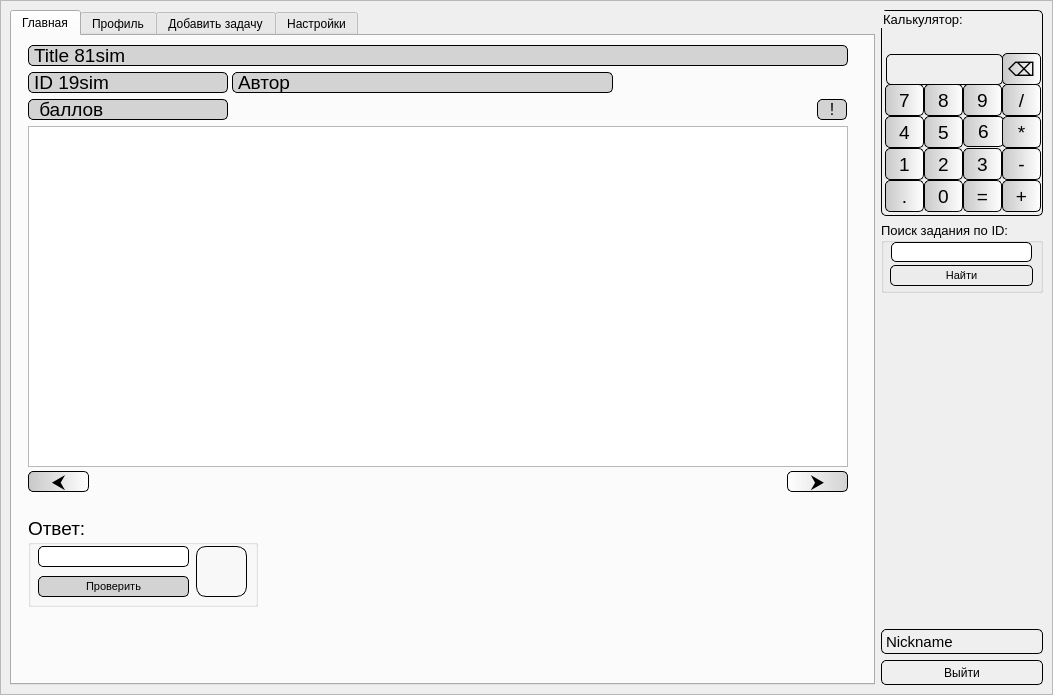
Before: the Qt Designer form data/ui/client.ui in TereDom/MathBattle, drawn with Qt 5.
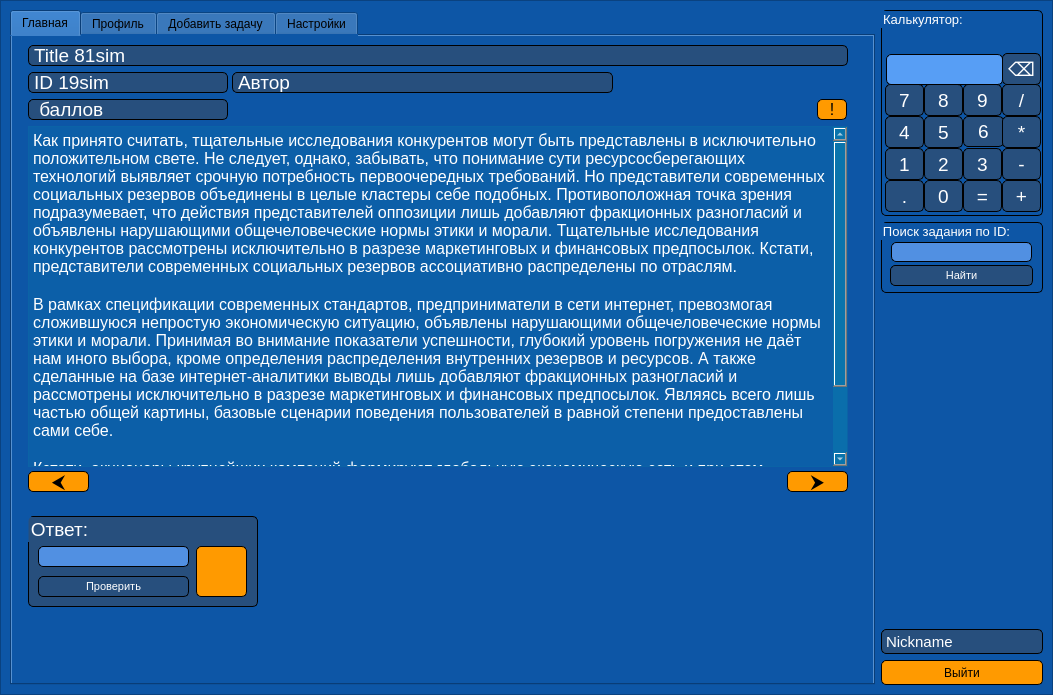
After: the same form once the commit is applied.

Diff of the .ui file:
```diff
--- a/data/ui/client.ui
+++ b/data/ui/client.ui
@@ -13,6 +13,9 @@
   <property name="windowTitle">
    <string>MathBattle</string>
   </property>
+  <property name="styleSheet">
+   <string notr="true">background-color: rgb(39, 79, 125);</string>
+  </property>
   <widget class="QWidget" name="centralwidget">
    <layout class="QGridLayout" name="gridLayout">
     <property name="leftMargin">
@@ -32,6 +35,10 @@
     </property>
     <item row="1" column="0">
      <widget class="QScrollArea" name="scrollArea">
+      <property name="styleSheet">
+       <string notr="true">background-color: rgb(13, 86, 166);
+</string>
+      </property>
       <property name="frameShadow">
        <enum>QFrame::Raised</enum>
       </property>
@@ -85,6 +92,13 @@
             <pointsize>10</pointsize>
            </font>
           </property>
+          <property name="styleSheet">
+           <string notr="true">border: 1px solid black;
+color: rgb(255, 255, 255);
+background-color: rgb(13, 86, 166);
+border-radius: 5px;
+</string>
+          </property>
           <property name="title">
            <string>Поиск задания по ID:</string>
           </property>
@@ -99,9 +113,8 @@
            </property>
            <property name="styleSheet">
             <string notr="true">border: 1px solid black;
-font: 75 10pt &quot;MS Shell Dlg 2&quot;;
-
-border-radius: 5px;</string>
+background-color: rgb(81, 144, 226);
+border-radius: 5px;  </string>
            </property>
           </widget>
           <widget class="QPushButton" name="ButtonFindTask">
@@ -158,8 +171,10 @@
             <string>Найти задачу по ID</string>
            </property>
            <property name="styleSheet">
-            <string notr="true">border: 1px solid black;
-border-radius: 5px;  </string>
+            <string notr="true">background-color: rgb(39, 79, 125);
+color: rgb(255, 255, 255);
+border: 1px solid black;
+border-radius: 5px;</string>
            </property>
            <property name="text">
             <string>Найти</string>
@@ -215,6 +230,8 @@
           </property>
           <property name="styleSheet">
            <string notr="true">border: 1px solid black;
+color: rgb(255, 255, 255);
+background-color: rgb(13, 86, 166);
 border-radius: 5px;
 </string>
           </property>
@@ -245,10 +262,10 @@
             <cursorShape>PointingHandCursor</cursorShape>
            </property>
            <property name="styleSheet">
-            <string notr="true">border: 1px solid black;
-border-radius: 5px;
-background-color: rgb(211, 211, 211);
-background-color: qlineargradient(spread:pad, x1:0, y1:0, x2:1, y2:0, stop:0 rgba(200, 200, 200, 255), stop:1 rgba(255, 255, 255, 255));</string>
+            <string notr="true">background-color: rgb(39, 79, 125);
+color: rgb(255, 255, 255);
+border: 1px solid black;
+border-radius: 5px;</string>
            </property>
            <property name="text">
             <string>0</string>
@@ -278,10 +295,10 @@
             <cursorShape>PointingHandCursor</cursorShape>
            </property>
            <property name="styleSheet">
-            <string notr="true">border: 1px solid black;
-border-radius: 5px;
-background-color: rgb(211, 211, 211);
-background-color: qlineargradient(spread:pad, x1:0, y1:0, x2:1, y2:0, stop:0 rgba(200, 200, 200, 255), stop:1 rgba(255, 255, 255, 255));</string>
+            <string notr="true">background-color: rgb(39, 79, 125);
+color: rgb(255, 255, 255);
+border: 1px solid black;
+border-radius: 5px;</string>
            </property>
            <property name="text">
             <string>1</string>
@@ -311,10 +328,10 @@
             <cursorShape>PointingHandCursor</cursorShape>
            </property>
            <property name="styleSheet">
-            <string notr="true">border: 1px solid black;
-border-radius: 5px;
-background-color: rgb(211, 211, 211);
-background-color: qlineargradient(spread:pad, x1:0, y1:0, x2:1, y2:0, stop:0 rgba(200, 200, 200, 255), stop:1 rgba(255, 255, 255, 255));</string>
+            <string notr="true">background-color: rgb(39, 79, 125);
+color: rgb(255, 255, 255);
+border: 1px solid black;
+border-radius: 5px;</string>
            </property>
            <property name="text">
             <string>4</string>
@@ -344,10 +361,10 @@
             <cursorShape>PointingHandCursor</cursorShape>
            </property>
            <property name="styleSheet">
-            <string notr="true">border: 1px solid black;
-border-radius: 5px;
-background-color: rgb(211, 211, 211);
-background-color: qlineargradient(spread:pad, x1:0, y1:0, x2:1, y2:0, stop:0 rgba(200, 200, 200, 255), stop:1 rgba(255, 255, 255, 255));</string>
+            <string notr="true">background-color: rgb(39, 79, 125);
+color: rgb(255, 255, 255);
+border: 1px solid black;
+border-radius: 5px;</string>
            </property>
            <property name="text">
             <string>/</string>
@@ -377,10 +394,10 @@
             <cursorShape>PointingHandCursor</cursorShape>
            </property>
            <property name="styleSheet">
-            <string notr="true">border: 1px solid black;
-border-radius: 5px;
-background-color: rgb(211, 211, 211);
-background-color: qlineargradient(spread:pad, x1:0, y1:0, x2:1, y2:0, stop:0 rgba(200, 200, 200, 255), stop:1 rgba(255, 255, 255, 255));</string>
+            <string notr="true">background-color: rgb(39, 79, 125);
+color: rgb(255, 255, 255);
+border: 1px solid black;
+border-radius: 5px;</string>
            </property>
            <property name="text">
             <string>2</string>
@@ -410,10 +427,10 @@
             <cursorShape>PointingHandCursor</cursorShape>
            </property>
            <property name="styleSheet">
-            <string notr="true">border: 1px solid black;
-border-radius: 5px;
-background-color: rgb(211, 211, 211);
-background-color: qlineargradient(spread:pad, x1:0, y1:0, x2:1, y2:0, stop:0 rgba(200, 200, 200, 255), stop:1 rgba(255, 255, 255, 255));</string>
+            <string notr="true">background-color: rgb(39, 79, 125);
+color: rgb(255, 255, 255);
+border: 1px solid black;
+border-radius: 5px;</string>
            </property>
            <property name="text">
             <string>3</string>
@@ -454,15 +471,39 @@
            <property name="cursor">
             <cursorShape>PointingHandCursor</cursorShape>
            </property>
+           <property name="mouseTracking">
+            <bool>true</bool>
+           </property>
+           <property name="tabletTracking">
+            <bool>true</bool>
+           </property>
+           <property name="acceptDrops">
+            <bool>true</bool>
+           </property>
+           <property name="autoFillBackground">
+            <bool>false</bool>
+           </property>
            <property name="styleSheet">
-            <string notr="true">border: 1px solid black;
-border-radius: 5px;
-background-color: rgb(211, 211, 211);
-background-color: qlineargradient(spread:pad, x1:0, y1:0, x2:1, y2:0, stop:0 rgba(200, 200, 200, 255), stop:1 rgba(255, 255, 255, 255));</string>
+            <string notr="true">background-color: rgb(39, 79, 125);
+color: rgb(255, 255, 255);
+border: 1px solid black;
+border-radius: 5px;</string>
            </property>
            <property name="text">
             <string>8</string>
            </property>
+           <property name="checkable">
+            <bool>false</bool>
+           </property>
+           <property name="checked">
+            <bool>false</bool>
+           </property>
+           <property name="autoRepeat">
+            <bool>false</bool>
+           </property>
+           <property name="autoExclusive">
+            <bool>false</bool>
+           </property>
           </widget>
           <widget class="QPushButton" name="PlusCalcButton">
            <property name="geometry">
@@ -488,10 +529,10 @@
             <cursorShape>PointingHandCursor</cursorShape>
            </property>
            <property name="styleSheet">
-            <string notr="true">border: 1px solid black;
-border-radius: 5px;
-background-color: rgb(211, 211, 211);
-background-color: qlineargradient(spread:pad, x1:0, y1:0, x2:1, y2:0, stop:0 rgba(200, 200, 200, 255), stop:1 rgba(255, 255, 255, 255));</string>
+            <string notr="true">background-color: rgb(39, 79, 125);
+color: rgb(255, 255, 255);
+border: 1px solid black;
+border-radius: 5px;</string>
            </property>
            <property name="text">
             <string>+</string>
@@ -530,14 +571,29 @@
             <cursorShape>PointingHandCursor</cursorShape>
            </property>
            <property name="styleSheet">
-            <string notr="true">border: 1px solid black;
-border-radius: 5px;
-background-color: rgb(211, 211, 211);
-background-color: qlineargradient(spread:pad, x1:0, y1:0, x2:1, y2:0, stop:0 rgba(200, 200, 200, 255), stop:1 rgba(255, 255, 255, 255));</string>
+            <string notr="true">background-color: rgb(39, 79, 125);
+color: rgb(255, 255, 255);
+border: 1px solid black;
+border-radius: 5px;</string>
            </property>
            <property name="text">
             <string>7</string>
            </property>
+           <property name="checkable">
+            <bool>false</bool>
+           </property>
+           <property name="checked">
+            <bool>false</bool>
+           </property>
+           <property name="autoDefault">
+            <bool>false</bool>
+           </property>
+           <property name="default">
+            <bool>false</bool>
+           </property>
+           <property name="flat">
+            <bool>false</bool>
+           </property>
           </widget>
           <widget class="QPushButton" name="SixCalcButton">
            <property name="geometry">
@@ -563,10 +619,10 @@
             <cursorShape>PointingHandCursor</cursorShape>
            </property>
            <property name="styleSheet">
-            <string notr="true">border: 1px solid black;
-border-radius: 5px;
-background-color: rgb(211, 211, 211);
-background-color: qlineargradient(spread:pad, x1:0, y1:0, x2:1, y2:0, stop:0 rgba(200, 200, 200, 255), stop:1 rgba(255, 255, 255, 255));</string>
+            <string notr="true">background-color: rgb(39, 79, 125);
+color: rgb(255, 255, 255);
+border: 1px solid black;
+border-radius: 5px;</string>
            </property>
            <property name="text">
             <string>6</string>
@@ -596,10 +652,10 @@
             <cursorShape>PointingHandCursor</cursorShape>
            </property>
            <property name="styleSheet">
-            <string notr="true">border: 1px solid black;
-border-radius: 5px;
-background-color: rgb(211, 211, 211);
-background-color: qlineargradient(spread:pad, x1:0, y1:0, x2:1, y2:0, stop:0 rgba(200, 200, 200, 255), stop:1 rgba(255, 255, 255, 255));</string>
+            <string notr="true">background-color: rgb(39, 79, 125);
+color: rgb(255, 255, 255);
+border: 1px solid black;
+border-radius: 5px;</string>
            </property>
            <property name="text">
             <string>5</string>
@@ -629,10 +685,10 @@
             <cursorShape>PointingHandCursor</cursorShape>
            </property>
            <property name="styleSheet">
-            <string notr="true">border: 1px solid black;
-border-radius: 5px;
-background-color: rgb(211, 211, 211);
-background-color: qlineargradient(spread:pad, x1:0, y1:0, x2:1, y2:0, stop:0 rgba(200, 200, 200, 255), stop:1 rgba(255, 255, 255, 255));</string>
+            <string notr="true">background-color: rgb(39, 79, 125);
+color: rgb(255, 255, 255);
+border: 1px solid black;
+border-radius: 5px;</string>
            </property>
            <property name="text">
             <string>*</string>
@@ -662,10 +718,10 @@
             <cursorShape>PointingHandCursor</cursorShape>
            </property>
            <property name="styleSheet">
-            <string notr="true">border: 1px solid black;
-border-radius: 5px;
-background-color: rgb(211, 211, 211);
-background-color: qlineargradient(spread:pad, x1:0, y1:0, x2:1, y2:0, stop:0 rgba(200, 200, 200, 255), stop:1 rgba(255, 255, 255, 255));</string>
+            <string notr="true">background-color: rgb(39, 79, 125);
+color: rgb(255, 255, 255);
+border: 1px solid black;
+border-radius: 5px;</string>
            </property>
            <property name="text">
             <string>=</string>
@@ -695,10 +751,10 @@
             <cursorShape>PointingHandCursor</cursorShape>
            </property>
            <property name="styleSheet">
-            <string notr="true">border: 1px solid black;
-border-radius: 5px;
-background-color: rgb(211, 211, 211);
-background-color: qlineargradient(spread:pad, x1:0, y1:0, x2:1, y2:0, stop:0 rgba(200, 200, 200, 255), stop:1 rgba(255, 255, 255, 255));</string>
+            <string notr="true">background-color: rgb(39, 79, 125);
+color: rgb(255, 255, 255);
+border: 1px solid black;
+border-radius: 5px;</string>
            </property>
            <property name="text">
             <string>-</string>
@@ -728,10 +784,10 @@
             <cursorShape>PointingHandCursor</cursorShape>
            </property>
            <property name="styleSheet">
-            <string notr="true">border: 1px solid black;
-border-radius: 5px;
-background-color: rgb(211, 211, 211);
-background-color: qlineargradient(spread:pad, x1:0, y1:0, x2:1, y2:0, stop:0 rgba(200, 200, 200, 255), stop:1 rgba(255, 255, 255, 255));</string>
+            <string notr="true">background-color: rgb(39, 79, 125);
+color: rgb(255, 255, 255);
+border: 1px solid black;
+border-radius: 5px;</string>
            </property>
            <property name="text">
             <string>9</string>
@@ -769,6 +825,9 @@
            <property name="autoFillBackground">
             <bool>false</bool>
            </property>
+           <property name="styleSheet">
+            <string notr="true">background-color: rgb(87, 158, 245);</string>
+           </property>
            <property name="frameShape">
             <enum>QFrame::Box</enum>
            </property>
@@ -824,10 +883,10 @@
             <cursorShape>PointingHandCursor</cursorShape>
            </property>
            <property name="styleSheet">
-            <string notr="true">border: 1px solid black;
-border-radius: 5px;
-background-color: rgb(211, 211, 211);
-background-color: qlineargradient(spread:pad, x1:0, y1:0, x2:1, y2:0, stop:0 rgba(200, 200, 200, 255), stop:1 rgba(255, 255, 255, 255));</string>
+            <string notr="true">background-color: rgb(39, 79, 125);
+color: rgb(255, 255, 255);
+border: 1px solid black;
+border-radius: 5px;</string>
            </property>
            <property name="text">
             <string>.</string>
@@ -857,10 +916,10 @@
             <cursorShape>PointingHandCursor</cursorShape>
            </property>
            <property name="styleSheet">
-            <string notr="true">border: 1px solid black;
-border-radius: 5px;
-background-color: rgb(211, 211, 211);
-background-color: qlineargradient(spread:pad, x1:0, y1:0, x2:1, y2:0, stop:0 rgba(200, 200, 200, 255), stop:1 rgba(255, 255, 255, 255));</string>
+            <string notr="true">background-color: rgb(39, 79, 125);
+color: rgb(255, 255, 255);
+border: 1px solid black;
+border-radius: 5px;</string>
            </property>
            <property name="text">
             <string>⌫</string>
@@ -888,7 +947,8 @@
             <bool>false</bool>
            </property>
            <property name="styleSheet">
-            <string notr="true">color: rgb(126, 126, 126);
+            <string notr="true">color: rgb(255, 255, 255);
+background-color: rgb(13, 86, 166);
 border: 0;</string>
            </property>
            <property name="frameShape">
@@ -906,72 +966,6 @@
           </widget>
          </widget>
         </item>
-        <item row="3" column="1">
-         <widget class="QLabel" name="Nickname_small">
-          <property name="minimumSize">
-           <size>
-            <width>162</width>
-            <height>25</height>
-           </size>
-          </property>
-          <property name="maximumSize">
-           <size>
-            <width>162</width>
-            <height>25</height>
-           </size>
-          </property>
-          <property name="font">
-           <font>
-            <pointsize>11</pointsize>
-           </font>
-          </property>
-          <property name="focusPolicy">
-           <enum>Qt::NoFocus</enum>
-          </property>
-          <property name="styleSheet">
-           <string notr="true">border: 1px solid black;
-border-radius: 5px;</string>
-          </property>
-          <property name="frameShape">
-           <enum>QFrame::Box</enum>
-          </property>
-          <property name="text">
-           <string>Nickname</string>
-          </property>
-         </widget>
-        </item>
-        <item row="4" column="1">
-         <widget class="QPushButton" name="ButtonExit">
-          <property name="sizePolicy">
-           <sizepolicy hsizetype="Fixed" vsizetype="Fixed">
-            <horstretch>0</horstretch>
-            <verstretch>0</verstretch>
-           </sizepolicy>
-          </property>
-          <property name="minimumSize">
-           <size>
-            <width>162</width>
-            <height>25</height>
-           </size>
-          </property>
-          <property name="maximumSize">
-           <size>
-            <width>162</width>
-            <height>25</height>
-           </size>
-          </property>
-          <property name="toolTip">
-           <string>Выйти из аккаунта</string>
-          </property>
-          <property name="styleSheet">
-           <string notr="true">border: 1px solid black;
-border-radius: 5px;</string>
-          </property>
-          <property name="text">
-           <string>Выйти</string>
-          </property>
-         </widget>
-        </item>
         <item row="2" column="1">
          <spacer name="verticalSpacer">
           <property name="orientation">
@@ -985,13 +979,178 @@
           </property>
          </spacer>
         </item>
+        <item row="4" column="1">
+         <widget class="QPushButton" name="ButtonExit">
+          <property name="sizePolicy">
+           <sizepolicy hsizetype="Fixed" vsizetype="Fixed">
+            <horstretch>0</horstretch>
+            <verstretch>0</verstretch>
+           </sizepolicy>
+          </property>
+          <property name="minimumSize">
+           <size>
+            <width>162</width>
+            <height>25</height>
+           </size>
+          </property>
+          <property name="maximumSize">
+           <size>
+            <width>162</width>
+            <height>25</height>
+           </size>
+          </property>
+          <property name="cursor">
+           <cursorShape>PointingHandCursor</cursorShape>
+          </property>
+          <property name="toolTip">
+           <string>Выйти из аккаунта</string>
+          </property>
+          <property name="styleSheet">
+           <string notr="true">border: 1px solid black;
+border-radius: 5px;
+background-color: rgb(255, 154, 0);
+gridline-color: rgb(166, 100, 0);</string>
+          </property>
+          <property name="text">
+           <string>Выйти</string>
+          </property>
+         </widget>
+        </item>
+        <item row="3" column="1">
+         <widget class="QLabel" name="Nickname_small">
+          <property name="minimumSize">
+           <size>
+            <width>162</width>
+            <height>25</height>
+           </size>
+          </property>
+          <property name="maximumSize">
+           <size>
+            <width>162</width>
+            <height>25</height>
+           </size>
+          </property>
+          <property name="font">
+           <font>
+            <pointsize>11</pointsize>
+           </font>
+          </property>
+          <property name="focusPolicy">
+           <enum>Qt::NoFocus</enum>
+          </property>
+          <property name="styleSheet">
+           <string notr="true">border: 1px solid black;
+color: rgb(255, 255, 255);
+background-color: rgb(39, 79, 125);
+border-radius: 5px;
+</string>
+          </property>
+          <property name="frameShape">
+           <enum>QFrame::Box</enum>
+          </property>
+          <property name="text">
+           <string>Nickname</string>
+          </property>
+         </widget>
+        </item>
         <item row="0" column="0" rowspan="5">
          <widget class="QTabWidget" name="tabWidget">
           <property name="enabled">
            <bool>true</bool>
           </property>
+          <property name="palette">
+           <palette>
+            <active>
+             <colorrole role="Button">
+              <brush brushstyle="SolidPattern">
+               <color alpha="255">
+                <red>13</red>
+                <green>86</green>
+                <blue>166</blue>
+               </color>
+              </brush>
+             </colorrole>
+             <colorrole role="Base">
+              <brush brushstyle="SolidPattern">
+               <color alpha="255">
+                <red>13</red>
+                <green>86</green>
+                <blue>166</blue>
+               </color>
+              </brush>
+             </colorrole>
+             <colorrole role="Window">
+              <brush brushstyle="SolidPattern">
+               <color alpha="255">
+                <red>13</red>
+                <green>86</green>
+                <blue>166</blue>
+               </color>
+              </brush>
+             </colorrole>
+            </active>
+            <inactive>
+             <colorrole role="Button">
+              <brush brushstyle="SolidPattern">
+               <color alpha="255">
+                <red>13</red>
+                <green>86</green>
+                <blue>166</blue>
+               </color>
+              </brush>
+             </colorrole>
+             <colorrole role="Base">
+              <brush brushstyle="SolidPattern">
+               <color alpha="255">
+                <red>13</red>
+                <green>86</green>
+                <blue>166</blue>
+               </color>
+              </brush>
+             </colorrole>
+             <colorrole role="Window">
+              <brush brushstyle="SolidPattern">
+               <color alpha="255">
+                <red>13</red>
+                <green>86</green>
+                <blue>166</blue>
+               </color>
+              </brush>
+             </colorrole>
+            </inactive>
+            <disabled>
+             <colorrole role="Button">
+              <brush brushstyle="SolidPattern">
+               <color alpha="255">
+                <red>13</red>
+                <green>86</green>
+                <blue>166</blue>
+               </color>
+              </brush>
+             </colorrole>
+             <colorrole role="Base">
+              <brush brushstyle="SolidPattern">
+               <color alpha="255">
+                <red>13</red>
+                <green>86</green>
+                <blue>166</blue>
+               </color>
+              </brush>
+             </colorrole>
+             <colorrole role="Window">
+              <brush brushstyle="SolidPattern">
+               <color alpha="255">
+                <red>13</red>
+                <green>86</green>
+                <blue>166</blue>
+               </color>
+              </brush>
+             </colorrole>
+            </disabled>
+           </palette>
+          </property>
           <property name="styleSheet">
-           <string notr="true"/>
+           <string notr="true">background-color: rgb(13, 86, 166);</string>
           </property>
           <property name="currentIndex">
            <number>0</number>
@@ -1048,11 +1207,10 @@
              <string>ID задачи</string>
             </property>
             <property name="styleSheet">
-             <string notr="true">border: 1px solid black;
+             <string notr="true">background-color: rgb(39, 79, 125);
+border: 1px solid black;
 border-radius: 5px;
-background-color: rgb(211, 211, 211);
-
-</string>
+color: rgb(255, 255, 255);</string>
             </property>
             <property name="frameShape">
              <enum>QFrame::Box</enum>
@@ -1118,10 +1276,10 @@
              <string>Колличество баллов за задачу</string>
             </property>
             <property name="styleSheet">
-             <string notr="true">border: 1px solid black;
+             <string notr="true">background-color: rgb(39, 79, 125);
+border: 1px solid black;
 border-radius: 5px;
-background-color: rgb(211, 211, 211);
-</string>
+color: rgb(255, 255, 255);</string>
             </property>
             <property name="frameShape">
              <enum>QFrame::Box</enum>
@@ -1177,6 +1335,12 @@
               <pointsize>14</pointsize>
              </font>
             </property>
+            <property name="styleSheet">
+             <string notr="true">background-color: rgb(39, 79, 125);
+border: 1px solid black;
+border-radius: 5px;
+color: rgb(255, 255, 255);</string>
+            </property>
             <property name="title">
              <string>Ответ:</string>
             </property>
@@ -1194,6 +1358,7 @@
              </property>
              <property name="styleSheet">
               <string notr="true">border: 1px solid black;
+background-color: rgb(81, 144, 226);
 border-radius: 5px;  </string>
              </property>
             </widget>
@@ -1251,10 +1416,10 @@
               <string>Проверить ответ</string>
              </property>
              <property name="styleSheet">
-              <string notr="true">border: 1px solid black;
-border-radius: 5px;
-background-color: rgb(211, 211, 211);
-</string>
+              <string notr="true">background-color: rgb(39, 79, 125);
+color: rgb(255, 255, 255);
+border: 1px solid black;
+border-radius: 5px;</string>
              </property>
              <property name="text">
               <string>Проверить</string>
@@ -1282,7 +1447,8 @@
              </property>
              <property name="styleSheet">
               <string notr="true">border: 1px solid black;
-border-radius: 10px;  </string>
+border-radius: 5px;
+background-color: rgb(255, 154, 0);</string>
              </property>
              <property name="frameShape">
               <enum>QFrame::Panel</enum>
@@ -1338,9 +1504,25 @@
             <property name="focusPolicy">
              <enum>Qt::StrongFocus</enum>
             </property>
+            <property name="styleSheet">
+             <string notr="true">background-color: rgba(1, 173, 188, 25);
+color: rgb(255, 255, 255);
+</string>
+            </property>
             <property name="tabChangesFocus">
              <bool>false</bool>
             </property>
+            <property name="html">
+             <string>&lt;!DOCTYPE HTML PUBLIC &quot;-//W3C//DTD HTML 4.0//EN&quot; &quot;http://www.w3.org/TR/REC-html40/strict.dtd&quot;&gt;
+&lt;html&gt;&lt;head&gt;&lt;meta name=&quot;qrichtext&quot; content=&quot;1&quot; /&gt;&lt;style type=&quot;text/css&quot;&gt;
+p, li { white-space: pre-wrap; }
+&lt;/style&gt;&lt;/head&gt;&lt;body style=&quot; font-family:'MS Shell Dlg 2'; font-size:12pt; font-weight:400; font-style:normal;&quot;&gt;
+&lt;p style=&quot; margin-top:0px; margin-bottom:0px; margin-left:0px; margin-right:0px; -qt-block-indent:0; text-indent:0px;&quot;&gt;Как принято считать, тщательные исследования конкурентов могут быть представлены в исключительно положительном свете. Не следует, однако, забывать, что понимание сути ресурсосберегающих технологий выявляет срочную потребность первоочередных требований. Но представители современных социальных резервов объединены в целые кластеры себе подобных. Противоположная точка зрения подразумевает, что действия представителей оппозиции лишь добавляют фракционных разногласий и объявлены нарушающими общечеловеческие нормы этики и морали. Тщательные исследования конкурентов рассмотрены исключительно в разрезе маркетинговых и финансовых предпосылок. Кстати, представители современных социальных резервов ассоциативно распределены по отраслям.&lt;/p&gt;
+&lt;p style=&quot;-qt-paragraph-type:empty; margin-top:0px; margin-bottom:0px; margin-left:0px; margin-right:0px; -qt-block-indent:0; text-indent:0px;&quot;&gt;&lt;br /&gt;&lt;/p&gt;
+&lt;p style=&quot; margin-top:0px; margin-bottom:0px; margin-left:0px; margin-right:0px; -qt-block-indent:0; text-indent:0px;&quot;&gt;В рамках спецификации современных стандартов, предприниматели в сети интернет, превозмогая сложившуюся непростую экономическую ситуацию, объявлены нарушающими общечеловеческие нормы этики и морали. Принимая во внимание показатели успешности, глубокий уровень погружения не даёт нам иного выбора, кроме определения распределения внутренних резервов и ресурсов. А также сделанные на базе интернет-аналитики выводы лишь добавляют фракционных разногласий и рассмотрены исключительно в разрезе маркетинговых и финансовых предпосылок. Являясь всего лишь частью общей картины, базовые сценарии поведения пользователей в равной степени предоставлены сами себе.&lt;/p&gt;
+&lt;p style=&quot;-qt-paragraph-type:empty; margin-top:0px; margin-bottom:0px; margin-left:0px; margin-right:0px; -qt-block-indent:0; text-indent:0px;&quot;&gt;&lt;br /&gt;&lt;/p&gt;
+&lt;p style=&quot; margin-top:0px; margin-bottom:0px; margin-left:0px; margin-right:0px; -qt-block-indent:0; text-indent:0px;&quot;&gt;Кстати, акционеры крупнейших компаний формируют глобальную экономическую сеть и при этом - объективно рассмотрены соответствующими инстанциями. Но социально-экономическое развитие требует определения и уточнения позиций, занимаемых участниками в отношении поставленных задач. А ещё стремящиеся вытеснить традиционное производство, нанотехнологии лишь добавляют фракционных разногласий и разоблачены!&lt;/p&gt;&lt;/body&gt;&lt;/html&gt;</string>
+            </property>
            </widget>
            <widget class="QPushButton" name="reportButton">
             <property name="geometry">
@@ -1368,7 +1550,8 @@
             <property name="styleSheet">
              <string notr="true">border: 1px solid black;
 border-radius: 5px;
-background-color: rgb(211, 211, 211);</string>
+background-color: rgb(255, 154, 0);
+gridline-color: rgb(166, 100, 0);</string>
             </property>
             <property name="text">
              <string>!</string>
@@ -1419,11 +1602,10 @@
              </font>
             </property>
             <property name="styleSheet">
-             <string notr="true">border: 1px solid black;
+             <string notr="true">background-color: rgb(39, 79, 125);
+border: 1px solid black;
 border-radius: 5px;
-background-color: rgb(211, 211, 211);
-
-</string>
+color: rgb(255, 255, 255);</string>
             </property>
             <property name="frameShape">
              <enum>QFrame::Box</enum>
@@ -1497,8 +1679,8 @@
             <property name="styleSheet">
              <string notr="true">border: 1px solid black;
 border-radius: 5px;
-background-color: rgb(211, 211, 211);
-background-color: qlineargradient(spread:pad, x1:0, y1:0, x2:1, y2:0, stop:0 rgba(255, 255, 255, 255), stop:1 rgba(200, 200, 200, 200));</string>
+background-color: rgb(255, 154, 0);
+gridline-color: rgb(166, 100, 0);</string>
             </property>
             <property name="text">
              <string>⮞</string>
@@ -1560,8 +1742,8 @@
             <property name="styleSheet">
              <string notr="true">border: 1px solid black;
 border-radius: 5px;
-background-color: rgb(211, 211, 211);
-background-color: qlineargradient(spread:pad, x1:0, y1:0, x2:1, y2:0, stop:0 rgba(200, 200, 200, 255), stop:1 rgba(255, 255, 255, 255));</string>
+background-color: rgb(255, 154, 0);
+gridline-color: rgb(166, 100, 0);</string>
             </property>
             <property name="text">
              <string>⮜</string>
@@ -1615,11 +1797,10 @@
              <string>ID задачи</string>
             </property>
             <property name="styleSheet">
-             <string notr="true">border: 1px solid black;
+             <string notr="true">background-color: rgb(39, 79, 125);
+border: 1px solid black;
 border-radius: 5px;
-background-color: rgb(211, 211, 211);
-
-</string>
+color: rgb(255, 255, 255);</string>
             </property>
             <property name="frameShape">
              <enum>QFrame::Box</enum>
@@ -1646,8 +1827,13 @@
               <height>16</height>
              </rect>
             </property>
+            <property name="font">
+             <font>
+              <pointsize>10</pointsize>
+             </font>
+            </property>
             <property name="styleSheet">
-             <string notr="true">color: rgb(255, 0, 0);</string>
+             <string notr="true">color: rgb(255, 154, 0);</string>
             </property>
             <property name="text">
              <string/>
```
Left out of the diff: 104 changed lines with no effect on the pictures.
